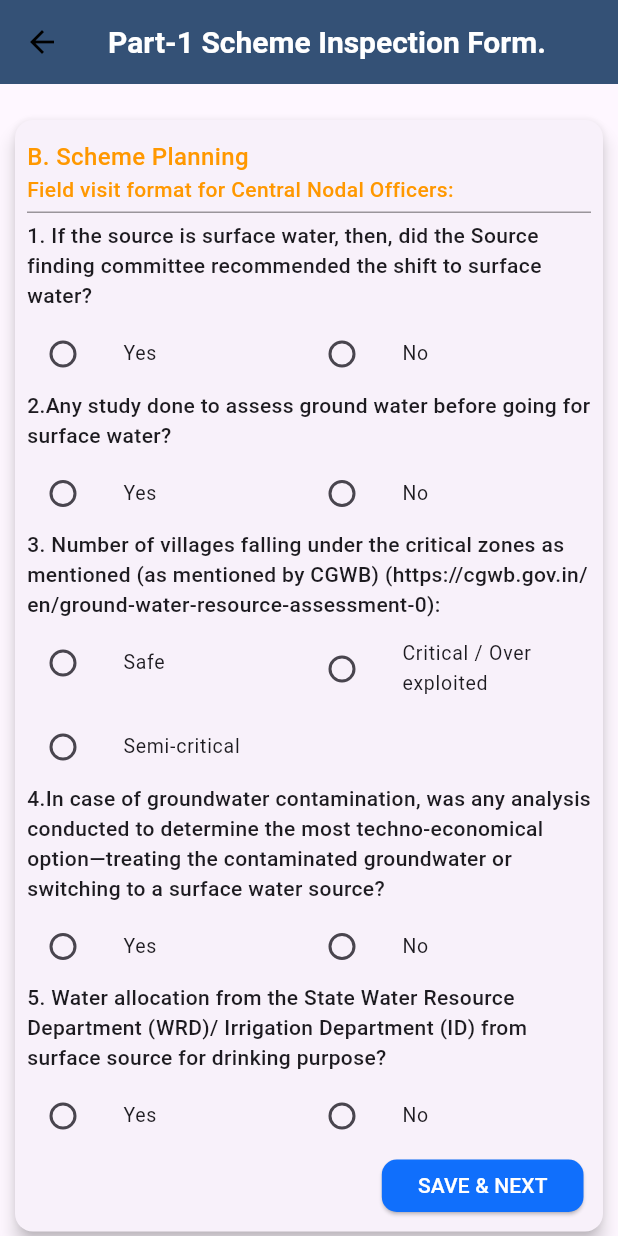
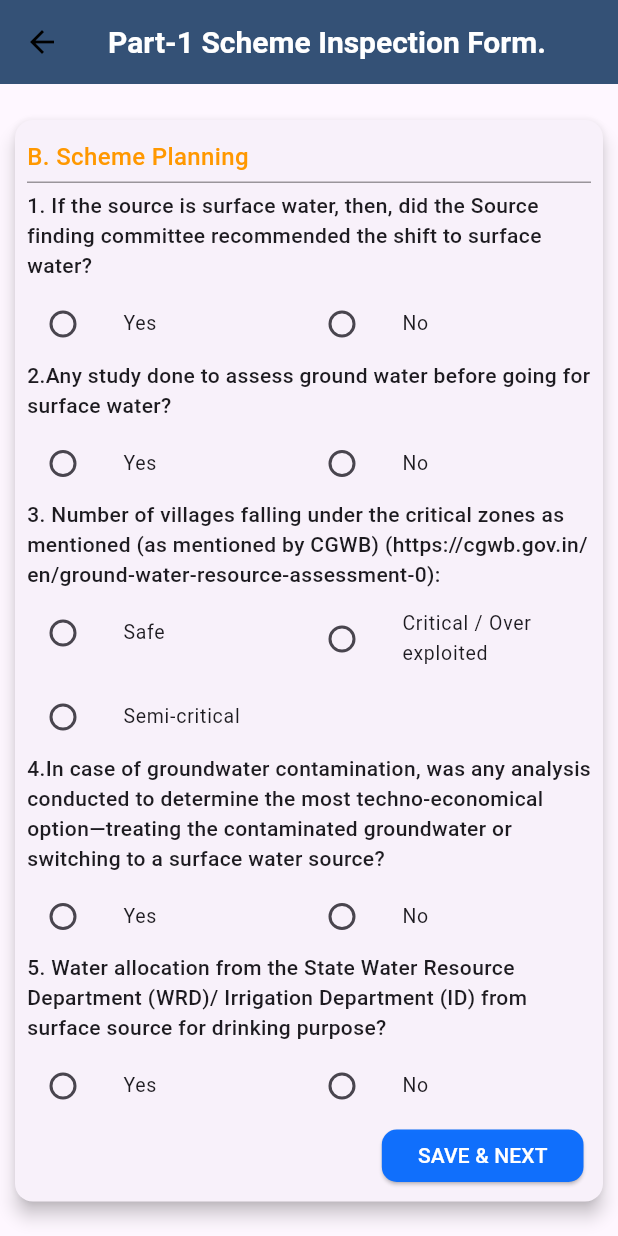
Before and after one commit to shubhamdevgupta/cno_inspector, a Flutter app: the SchemePlanningScreen screen opened by its route, on a phone screen of 412 x 824 dp. Run offline on Flutter 3.47's test engine with Material 3 defaults, Android fonts, the light colour scheme and no system bars; our stand-ins replace connectivity_plus, device_info_plus, flutter_image_compress, fluttertoast, image_picker, shared_preferences; missing offline and left inert: encrypt; accounts and stored records are empty.

Commit message:
initial commit for form 11

```diff
--- a/lib/views/schemeInfo/SchemePlanningScreen.dart
+++ b/lib/views/schemeInfo/SchemePlanningScreen.dart
@@ -69,12 +69,6 @@ class _SchemePlanningScreen extends State<SchemePlanningScreen> {
                               style: TextStyle(
                                   fontWeight: FontWeight.w500,
                                   fontSize: 16,
-                                  color: Colors.orange),
-                            ), Text(
-                              "Field visit format for Central Nodal Officers:",
-                              style: TextStyle(
-                                  fontWeight: FontWeight.w500,
-                                  fontSize: 14,
                                   color: Colors.orange),
                             ),
                             SizedBox(
```
